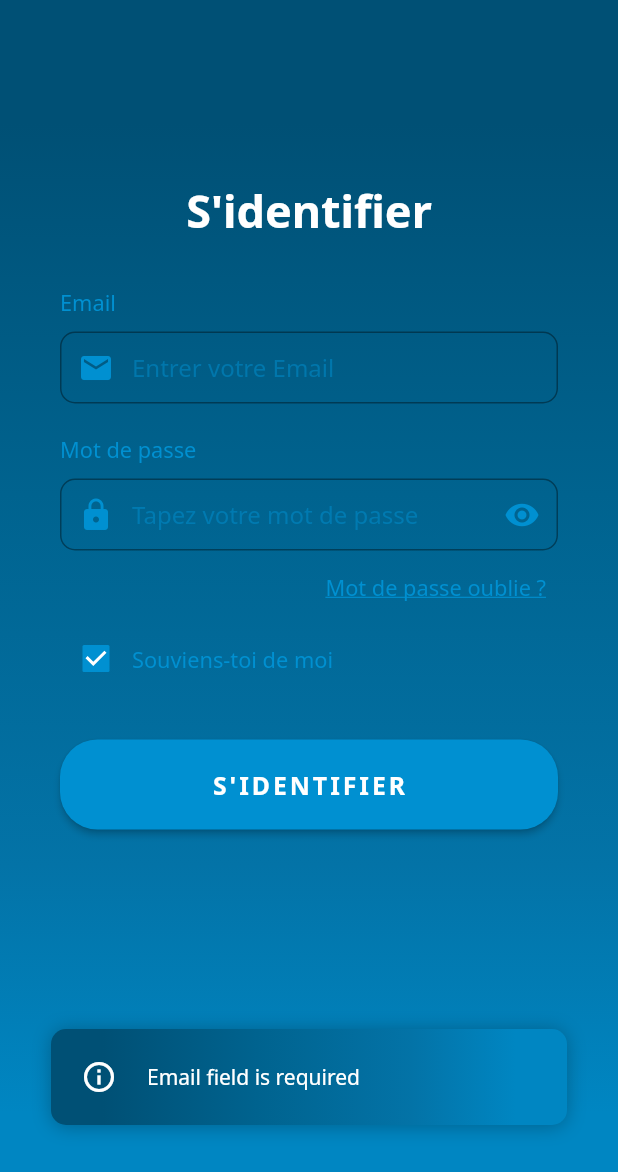
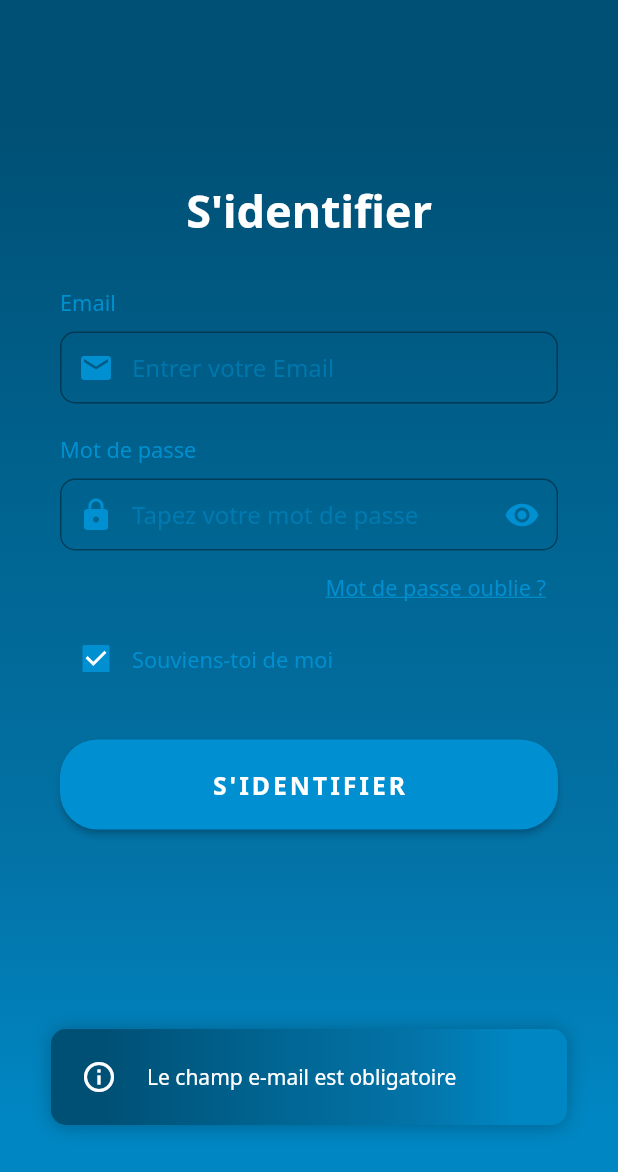
Before and after one commit to QonvexTech/ronan_pensec, a Flutter app: the screen it shows after launch, after a tap on "S'IDENTIFIER", on a phone screen of 412 x 824 dp. Shown: the top 1172 px of the screen. Run offline on Flutter 3.47's test engine with Material 2 defaults, Android fonts, the phone set to English and light mode, and no system bars; our stand-ins replace dio, firebase_analytics, firebase_core, firebase_messaging, flutter_slidable, fluttertoast and 6 more; missing offline and left inert: adaptive_container; accounts and stored records are empty.

```diff
--- a/lib/views/login_view/mobile/login_view_mobile.dart
+++ b/lib/views/login_view/mobile/login_view_mobile.dart
@@ -112,10 +112,10 @@ class _LoginViewMobileState extends State<LoginViewMobile> {
                                       .whenComplete(() =>
                                       setState(() => _isLoading = false));
                                 } else {
-                                  _loginService.notifier!.showContextedBottomToast(context,msg: "Password field is required");
+                                  _loginService.notifier!.showContextedBottomToast(context,msg: "Le champ du mot de passe est obligatoire");
                                 }
                               } else {
-                                _loginService.notifier!.showContextedBottomToast(context,msg: "Email field is required");
+                                _loginService.notifier!.showContextedBottomToast(context,msg: "Le champ e-mail est obligatoire");
                               }
                             }),
                         const SizedBox(
```
Also changed, not shown: .github/workflows/main.yml.dart (deleted), firebase.json (added), 2 other files.
